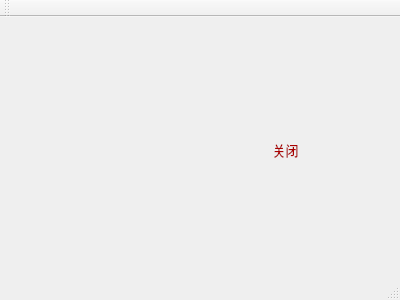
This is PLCDriveCode/mainwindow.ui in 519984307/PLC-Drive as Qt 5 draws it before an edit. The edited form follows.
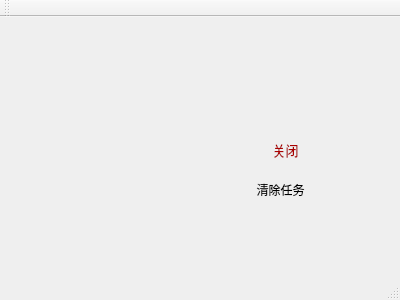
This is the edited form. Icons and pictures are not drawn.

Commit message: 增加清除任务信息清除功能，和优化在指令出现错误的导致陷入死循环bug

Diff of the .ui file:
```diff
--- a/PLCDriveCode/mainwindow.ui
+++ b/PLCDriveCode/mainwindow.ui
@@ -104,6 +104,41 @@
      <bool>true</bool>
     </property>
    </widget>
+   <widget class="QPushButton" name="pushButton_2">
+    <property name="geometry">
+     <rect>
+      <x>240</x>
+      <y>160</y>
+      <width>81</width>
+      <height>26</height>
+     </rect>
+    </property>
+    <property name="maximumSize">
+     <size>
+      <width>16777215</width>
+      <height>16777215</height>
+     </size>
+    </property>
+    <property name="styleSheet">
+     <string notr="true"/>
+    </property>
+    <property name="text">
+     <string>清除任务</string>
+    </property>
+    <property name="icon">
+     <iconset resource="ico.qrc">
+      <normaloff>:/image/clear.png</normaloff>:/image/clear.png</iconset>
+    </property>
+    <property name="iconSize">
+     <size>
+      <width>19</width>
+      <height>19</height>
+     </size>
+    </property>
+    <property name="flat">
+     <bool>true</bool>
+    </property>
+   </widget>
   </widget>
   <widget class="QMenuBar" name="menuBar">
    <property name="geometry">
```
The commit also changes 25 other files.
